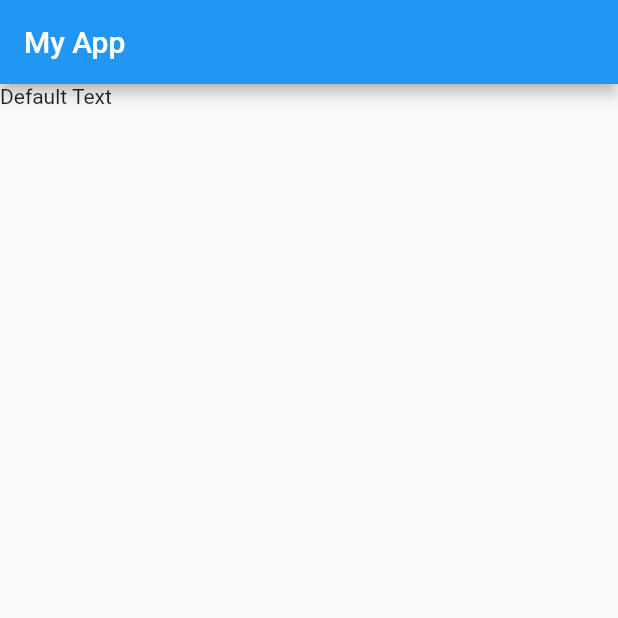
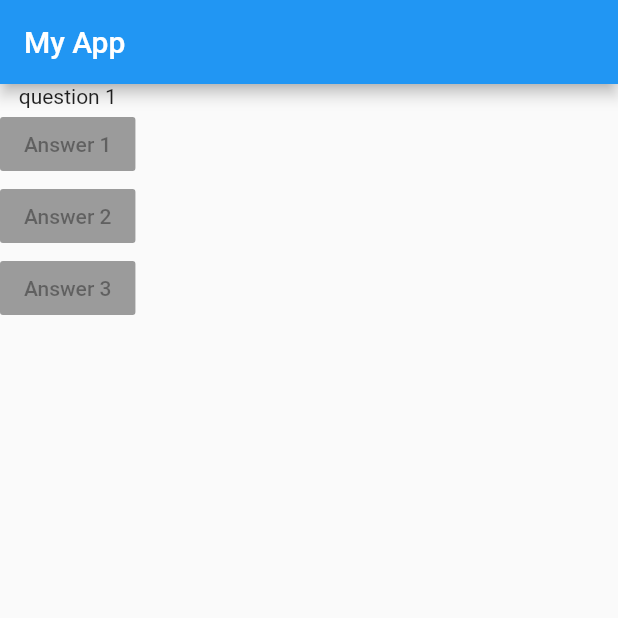
Before and after one commit to l-Shane-l/Flutter_Practice, a Flutter app: the screen it shows after launch, on a phone screen of 412 x 824 dp, the top half of it. Run offline on Flutter 3.47's test engine with Material 2 defaults, Android fonts, the phone set to English and light mode, and no system bars.

Commit message:
basic question answer

```diff
--- a/lib/main.dart
+++ b/lib/main.dart
@@ -9,9 +9,16 @@ void main() => runApp(MyApp());
 class MyApp extends StatelessWidget {
   @override
   Widget build(BuildContext context){
+    var question = ['Q1', 'Q2', 'Q3'];
     return MaterialApp(home: Scaffold(
       appBar: AppBar(title: Text('My App'),),
-      body: Text('Default Text'),
+      body: Column(children: <Widget>[
+        Text('question 1'),
+        RaisedButton(child: Text('Answer 1'), onPressed: null),
+        RaisedButton(child: Text('Answer 2'), onPressed: null),
+        RaisedButton(child: Text('Answer 3'), onPressed: null),
+
+      ],),
     ),);
   }
 }
```
